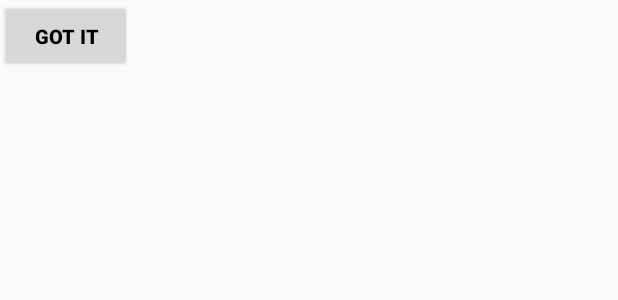
After one commit to Sharptail/Alexia, an Android app: the layout gotit_custom_button.xml on its own in the app's theme, with its tools: preview values and no code run, on a phone screen of 412 x 824 dp. The commit adds this screen. Shown: the top 300 px of the screen. Run offline under Robolectric (Android 15) with nearby library versions, the phone set to English and light mode, and no system bars.

Commit message:
14/2/2017 1pm JW

```diff
--- a/app/build.gradle
+++ b/app/build.gradle
@@ -51,6 +51,7 @@ dependencies {
     compile 'com.google.android.gms:play-services-gcm:10.0.1'
     testCompile 'junit:junit:4.12'
     compile 'com.rmtheis:tess-two:6.2.0'
+    compile 'com.github.amlcurran.showcaseview:library:5.4.3'
 }
 
 
--- /dev/null
+++ b/app/src/main/res/layout/gotit_custom_button.xml
@@ -0,0 +1,13 @@
+<?xml version="1.0" encoding="utf-8"?>
+<Button xmlns:android="http://schemas.android.com/apk/res/android"
+    xmlns:tools="http://schemas.android.com/tools"
+    android:layout_width="wrap_content"
+    android:layout_height="wrap_content"
+    android:text="Got it"
+    android:textStyle="bold"
+    android:textSize="13sp"
+    android:textAllCaps="true"
+    android:textColor="@android:color/black"
+    >
+
+</Button>
```
Also changed, not shown: app/src/main/java/sg/edu/nyp/alexia/RoutingActivity.java (+17 -0 lines), app/src/main/res/values/styles.xml (+37 -0 lines).
